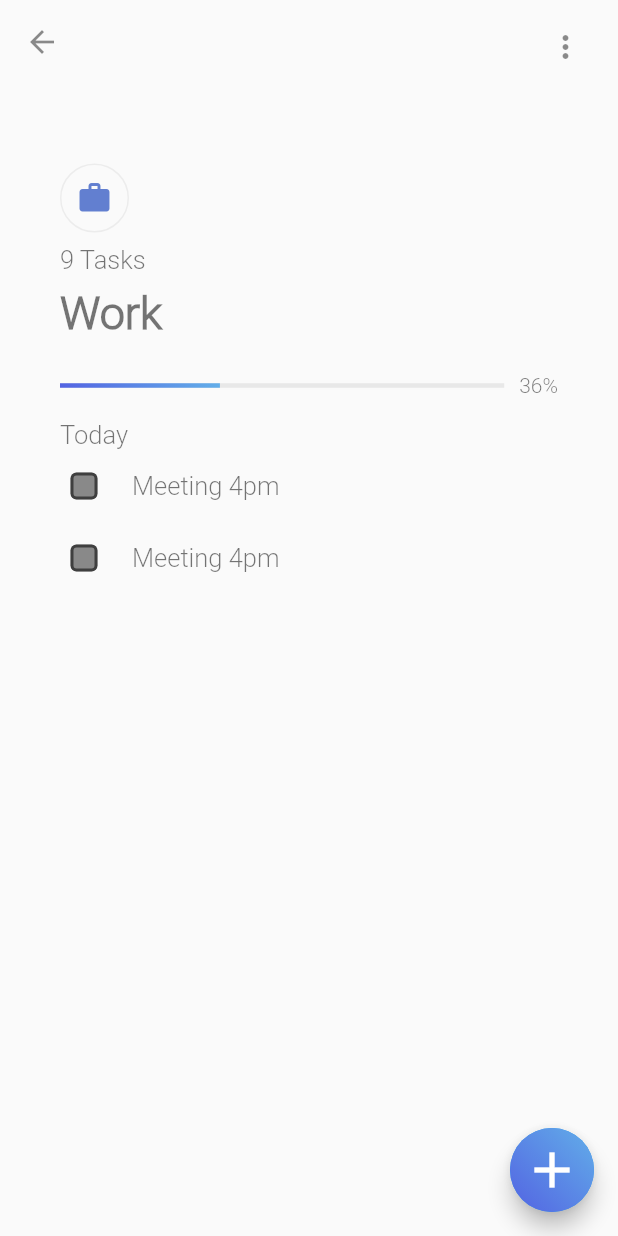
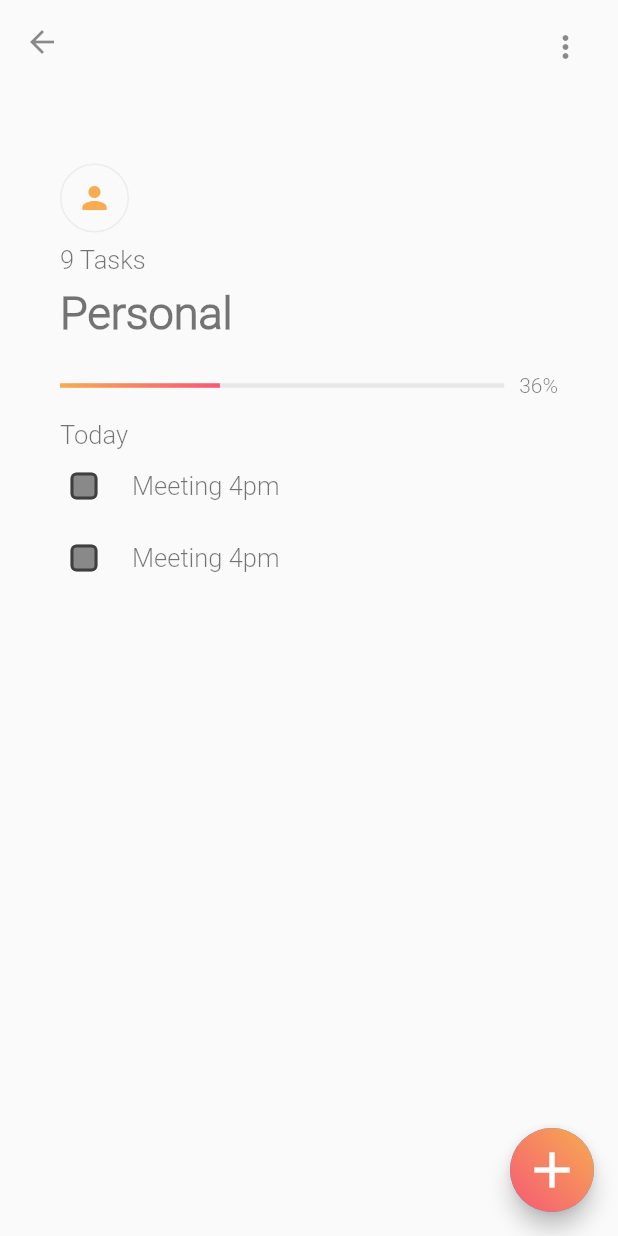
Before and after one commit to RGTechPro/do.it-todo-app-, a Flutter app: the HomePage screen opened directly, after a tap on "9 Tasks", on a phone screen of 412 x 824 dp. Run offline on Flutter 3.47's test engine with Material 2 defaults, Android fonts, the phone set to English and light mode, and no system bars; drawn by our look-alikes of percent_indicator; our stand-ins replace cloud_firestore, firebase_auth, firebase_core, flutter_signin_button, flutter_svg, font_awesome_flutter and 1 more; missing offline and left inert: cloud_firestore_web, firebase_auth_web, firebase_core_web, google_sign_in_web; accounts and stored records are empty.

Commit message:
major changes

```diff
--- a/lib/main.dart
+++ b/lib/main.dart
@@ -2,6 +2,7 @@
 import 'package:firebase_core/firebase_core.dart';
 import 'package:flutter/material.dart';
 import 'package:flutter/services.dart';
+import 'package:housy_task/Provider/account.dart';
 import 'package:housy_task/sccreens/home_page.dart';
 import 'package:housy_task/sccreens/log_in.dart';
 import 'package:housy_task/services/auth_services.dart';
@@ -20,7 +21,8 @@
   Widget build(BuildContext context) {
     return MultiProvider(
       providers: [
-        ChangeNotifierProvider(create:(context)=> Auth())
+        ChangeNotifierProvider(create:(context)=> Auth()),
+        ChangeNotifierProvider(create: (context)=>Account())
       ],
       child: MaterialApp(
         title: 'Todo',
--- a/lib/sccreens/home_page.dart
+++ b/lib/sccreens/home_page.dart
@@ -2,6 +2,10 @@ import 'package:flutter/material.dart';
 import 'package:font_awesome_flutter/font_awesome_flutter.dart';
 import 'package:housy_task/constants/size_config.dart';
 import 'package:housy_task/widgets/card.dart';
+import 'package:intl/intl.dart';
+import 'package:provider/provider.dart';
+import 'package:housy_task/Provider/account.dart';
+import 'package:firebase_auth/firebase_auth.dart';
 
 class HomePage extends StatefulWidget {
   const HomePage({Key? key}) : super(key: key);
@@ -11,6 +15,7 @@ class HomePage extends StatefulWidget {
 }
 
 class _HomePageState extends State<HomePage> {
+  final now = new DateTime.now();
   List<Color> GColors = [Color(0xfff6ac51), Color(0xfff65875)];
   @override
   Widget build(BuildContext context) {
@@ -90,7 +95,8 @@ class _HomePageState extends State<HomePage> {
                     height: 25,
                   ),
                   Text(
-                    'Hello, Jane.',
+                    'Hello, ${FirebaseAuth.instance.currentUser!.displayName}.',
+                    maxLines: 1,
                     style: TextStyle(
                         fontFamily: 'Roboto',
                         fontWeight: FontWeight.bold,
@@ -111,7 +117,7 @@ class _HomePageState extends State<HomePage> {
                     height: 40,
                   ),
                   Text(
-                    'TODAY : JANUARY 31, 2022',
+                    DateFormat.yMMMMd('en_US').format(now),
                     style: TextStyle(
                         fontFamily: 'Roboto',
                         color: Colors.white,
@@ -141,9 +147,23 @@ class _HomePageState extends State<HomePage> {
                     //shrinkWrap: true,
                     //  physics: PageScrollPhysics(),
                     scrollDirection: Axis.horizontal,
-                    children: [TaskCard(
-                      profile: '',
-                    ), TaskCard(), TaskCard()]),
+                    children: [
+                      TaskCard(
+                        profile: 'Personal',
+                        icon: Icons.person,
+                        color: [Color(0xfff6ac51), Color(0xfff65875)],
+                      ),
+                      TaskCard(
+                        profile: 'Work',
+                        icon: Icons.work,
+                        color: [Color(0xff62aee9), Color(0xff5363e2)],
+                      ),
+                      TaskCard(
+                        profile: 'Home',
+                        icon: Icons.home,
+                        color: [Color(0xff4cc1a9), Color(0xff378e7c)],
+                      )
+                    ]),
               ),
             )
           ],
--- a/lib/sccreens/tasks.dart
+++ b/lib/sccreens/tasks.dart
@@ -4,8 +4,12 @@ import 'package:housy_task/widgets/task_tile.dart';
 import 'package:percent_indicator/linear_percent_indicator.dart';
 
 class Task extends StatefulWidget {
-  const Task({Key? key}) : super(key: key);
-
+  Task({this.profile, this.icon, this.task_done, this.total_task, this.color});
+  String? profile;
+  IconData? icon;
+  int? task_done;
+  int? total_task;
+  List<Color>? color;
   @override
   State<Task> createState() => _TaskState();
 }
@@ -26,7 +30,7 @@ class _TaskState extends State<Task> {
             decoration: BoxDecoration(
                 shape: BoxShape.circle,
                 gradient: LinearGradient(
-                    colors: GColors,
+                    colors: widget.color!,
                     begin: Alignment.topRight,
                     end: Alignment.bottomLeft))),
         onPressed: () {
@@ -61,8 +65,8 @@ class _TaskState extends State<Task> {
                 child: Padding(
                   padding: const EdgeInsets.all(10),
                   child: Icon(
-                    Icons.work_rounded,
-                    color: Color(0xff627fd0),
+                    widget.icon,
+                    color: widget.color!.first,
                   ),
                 ),
               ),
@@ -75,7 +79,7 @@ class _TaskState extends State<Task> {
             Padding(
               padding: const EdgeInsets.symmetric(vertical: 8),
               child: Text(
-                'Work',
+                widget.profile!,
                 style: TextStyle(
                     fontFamily: 'Roboto',
                     fontWeight: FontWeight.bold,
@@ -95,7 +99,7 @@ class _TaskState extends State<Task> {
                 lineHeight: 3,
                 backgroundColor: Colors.grey.withOpacity(.2),
                 linearGradient: LinearGradient(
-                    colors: [Color(0xff5363e2), Color(0xff62aee9)],
+                    colors: widget.color!,
                     begin: Alignment.centerLeft,
                     end: Alignment.centerRight),
               ),
--- a/lib/widgets/card.dart
+++ b/lib/widgets/card.dart
@@ -5,11 +5,12 @@ import 'package:percent_indicator/percent_indicator.dart';
 
 class TaskCard extends StatelessWidget {
   String? profile;
-  IconThemeData? icon;
+  IconData? icon;
   int? task_done;
   int? total_task;
-  List<Color> ?color;
-  TaskCard({this.profile, this.icon, this.task_done, this.total_task,this.color});
+  List<Color>? color;
+  TaskCard(
+      {this.profile, this.icon, this.task_done, this.total_task, this.color});
 
   @override
   Widget build(BuildContext context) {
@@ -20,7 +21,12 @@ class TaskCard extends StatelessWidget {
       child: GestureDetector(
         onTap: () {
           Navigator.push(
-              context, MaterialPageRoute(builder: (context) => Task()));
+              context, MaterialPageRoute(builder: (context) => Task(
+profile: profile,
+icon: icon,
+color: color,
+
+              )));
         },
         child: Container(
           height: SizeConfig.screenHeight! * 0.46,
@@ -55,8 +61,8 @@ class TaskCard extends StatelessWidget {
                             child: Padding(
                               padding: const EdgeInsets.all(10),
                               child: Icon(
-                                Icons.person,
-                                color: Color(0xfff65875),
+                                icon,
+                                color: color!.first,
                               ),
                             ),
                           ),
@@ -87,7 +93,7 @@ class TaskCard extends StatelessWidget {
                 Padding(
                   padding: const EdgeInsets.symmetric(horizontal: 8),
                   child: Text(
-                    'Personal',
+                    profile!,
                     style: TextStyle(
                         fontFamily: 'Roboto',
                         fontWeight: FontWeight.bold,
@@ -108,7 +114,7 @@ class TaskCard extends StatelessWidget {
                   lineHeight: 3,
                   backgroundColor: Colors.grey.withOpacity(.2),
                   linearGradient: LinearGradient(
-                      colors: [Color(0xfff65875), Color(0xfff6ac51)],
+                      colors: color!,
                       begin: Alignment.centerLeft,
                       end: Alignment.centerRight),
                 )
--- a/pubspec.yaml
+++ b/pubspec.yaml
@@ -38,6 +38,7 @@ dependencies:
   firebase_auth: ^3.3.6
   provider: ^6.0.2
   flutter_svg: ^1.0.3
+  intl: ^0.17.0
   # The following adds the Cupertino Icons font to your application.
   # Use with the CupertinoIcons class for iOS style icons.
   cupertino_icons: ^1.0.2
```
Also changed, not shown: 1 other file.
